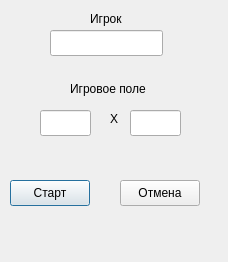
Above: project_work/newgamewindow.ui from SurinMaks/otusCppBasic before the change. Below: the same form after it.
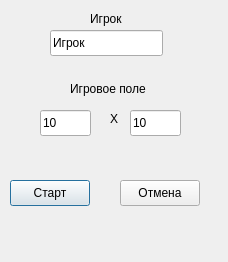
That is the form after the change.

Commit message: Добавлены стандартные параметры для новой игры

Diff of the .ui file:
```diff
--- a/project_work/newgamewindow.ui
+++ b/project_work/newgamewindow.ui
@@ -41,6 +41,9 @@
      <height>26</height>
     </rect>
    </property>
+   <property name="text">
+    <string>Игрок</string>
+   </property>
   </widget>
   <widget class="QLabel" name="lb_fieldSize">
    <property name="geometry">
@@ -67,6 +70,9 @@
    <property name="inputMask">
     <string/>
    </property>
+   <property name="text">
+    <string>10</string>
+   </property>
   </widget>
   <widget class="QLineEdit" name="le_vetricalSize">
    <property name="geometry">
@@ -80,6 +86,9 @@
    <property name="inputMask">
     <string/>
    </property>
+   <property name="text">
+    <string>10</string>
+   </property>
   </widget>
   <widget class="QLabel" name="lb_fieldSize_2">
    <property name="geometry">
```
